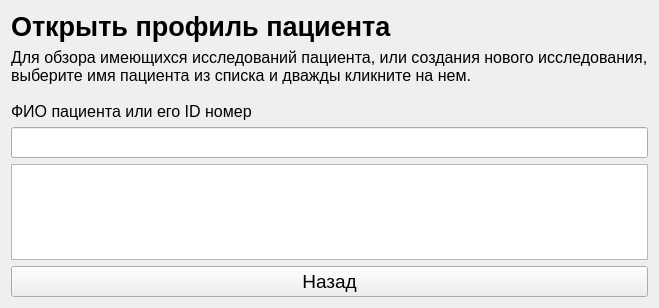
First picture: the form in forms/patientslistwidget.ui, repository Zaher220/tsgui, before the edit.
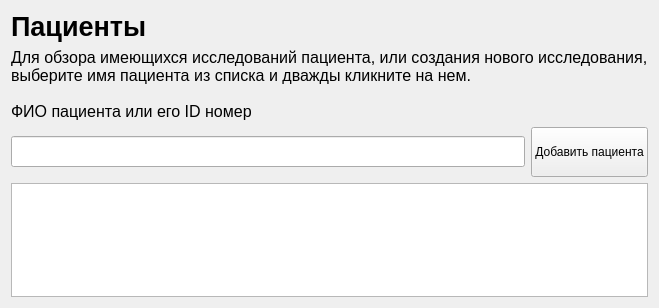
Second picture: the form after the edit.

The edit to the form file:
```diff
--- a/forms/patientslistwidget.ui
+++ b/forms/patientslistwidget.ui
@@ -24,7 +24,7 @@
       </font>
      </property>
      <property name="text">
-      <string>Открыть профиль пациента</string>
+      <string>Пациенты</string>
      </property>
     </widget>
    </item>
@@ -44,6 +44,8 @@
     </widget>
    </item>
    <item>
+    <layout class="QHBoxLayout" name="horizontalLayout">
+     <item>
     <widget class="QLineEdit" name="nameFilterEdit">
      <property name="font">
       <font>
@@ -53,20 +55,23 @@
     </widget>
    </item>
    <item>
+      <widget class="QPushButton" name="pushButtonCreatePatient">
+       <property name="minimumSize">
+        <size>
+         <width>100</width>
+         <height>50</height>
+        </size>
+       </property>
+       <property name="text">
+        <string>Добавить пациента</string>
+       </property>
+      </widget>
+     </item>
+    </layout>
+   </item>
+   <item>
     <widget class="QTableView" name="patientsTableView"/>
    </item>
-   <item>
-    <widget class="QPushButton" name="backPatientListButton">
-     <property name="font">
-      <font>
-       <pointsize>14</pointsize>
-      </font>
-     </property>
-     <property name="text">
-      <string>Назад</string>
-     </property>
-    </widget>
-   </item>
   </layout>
  </widget>
  <resources/>
```
Lines whose indentation alone changed are shown as unchanged.
